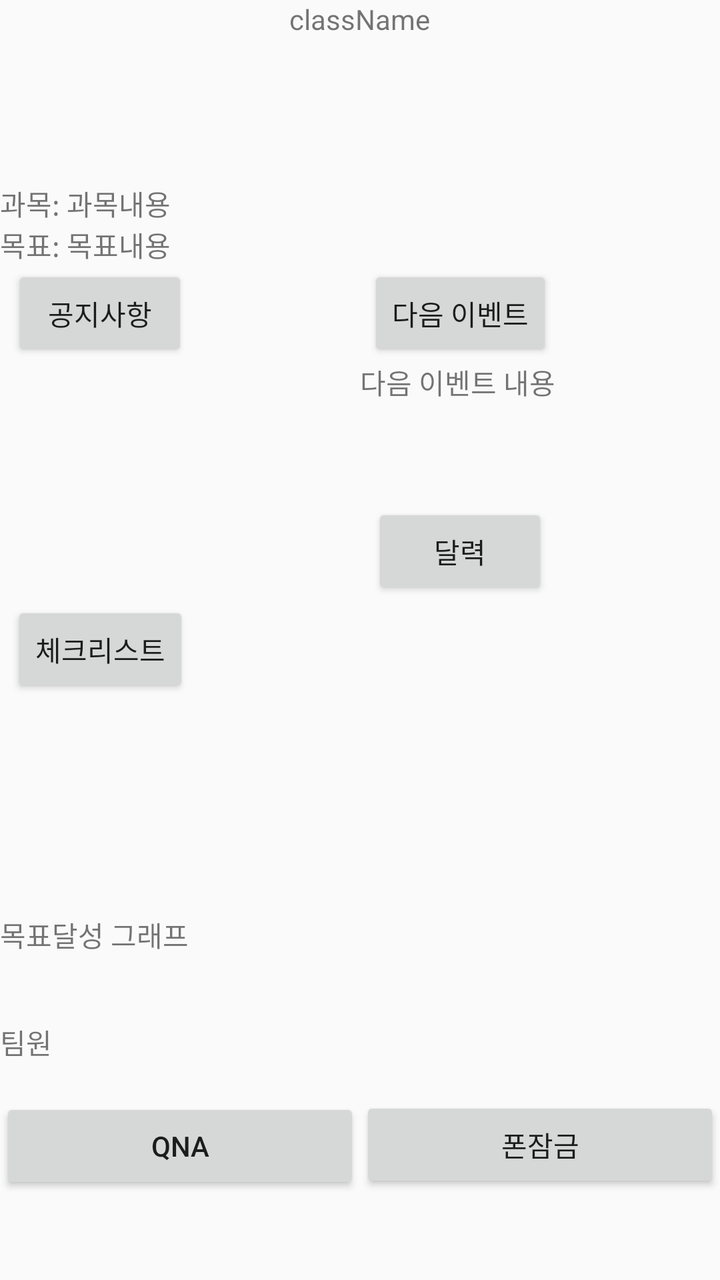
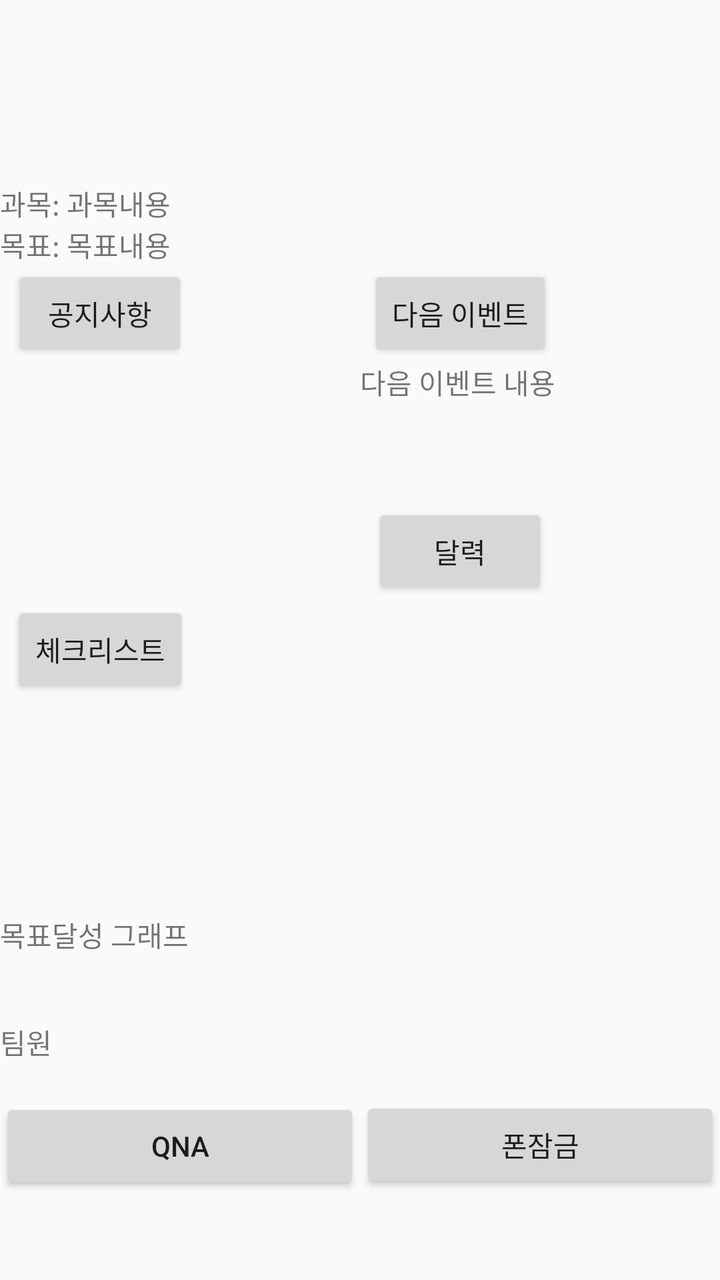

Screens rendered from an Android XML layout before and after an edit, with the pre-edit source and the edit as a unified diff.
<!-- AndroidManifest.xml: application theme AppTheme -->
<!-- res/layout/activity_in_class.xml -->
<?xml version="1.0" encoding="utf-8"?>
<LinearLayout xmlns:android="http://schemas.android.com/apk/res/android"
    android:layout_width="match_parent"
    android:layout_height="match_parent"
    android:orientation="vertical">

    <LinearLayout
        android:layout_weight="1"
        android:layout_width="match_parent"
        android:layout_height="0dp"
        android:orientation="vertical">

        <TextView
            android:layout_width="wrap_content"
            android:layout_height="wrap_content"
            android:id="@+id/InClassName"
            android:text="className"
            android:layout_gravity="center"/>
    </LinearLayout>

    <GridLayout
        android:layout_weight="4"
        android:layout_width="match_parent"
        android:layout_height="0dp"
        android:columnCount="3">

        <TextView
            android:layout_gravity="center"
            android:layout_column="0"
            android:text="과목: "/>
        <TextView
            android:layout_column="1"
            android:layout_columnSpan="2"
            android:text="과목내용"
            android:id="@+id/subject"/>

        <TextView
            android:layout_gravity="center"
            android:layout_column="0"
            android:text="목표: "/>
        <TextView
            android:layout_column="1"
            android:layout_columnSpan="2"
            android:text="목표내용"/>

        <Button
            android:id="@+id/notice"
            android:onClick="btnClick"
            android:layout_gravity="center"
            android:layout_column="0"
            android:layout_columnSpan="2"
            android:layout_rowSpan="1"
            android:text="공지사항"/>

        <Button
            android:id="@+id/nextEvent"
            android:onClick="btnClick"
            android:layout_gravity="center"
            android:layout_columnSpan="1"
            android:layout_rowSpan="1"
            android:text="다음 이벤트"/>

        <ListView
            android:layout_width="100dp"
            android:layout_height="120dp"
            android:layout_gravity="center"
            android:layout_column="0"
            android:layout_columnSpan="2"
            android:layout_rowSpan="2"
            android:text="공지사항내용"/>


        <TextView
            android:layout_width="100dp"
            android:layout_height="70dp"
            android:layout_gravity="center"
            android:layout_columnSpan="1"
            android:layout_rowSpan="1"
            android:text="다음 이벤트 내용"/>


        <Button
            android:id="@+id/cal"
            android:onClick="btnClick"
            android:layout_gravity="center"
            android:layout_column="2"
            android:layout_columnSpan="1"
            android:layout_rowSpan="1"
            android:text="달력"/>

        <Button
            android:id="@+id/todo"
            android:onClick="btnClick"
            android:layout_gravity="center"
            android:layout_column="0"
            android:layout_columnSpan="2"
            android:layout_rowSpan="1"
            android:text="체크리스트"/>


        <ListView
            android:layout_width="match_parent"
            android:layout_height="165dp"
            android:layout_gravity="center"
            android:layout_column="0"
            android:layout_columnSpan="3"
            android:layout_rowSpan="2"
            android:text="체크리스트 내용"/>


    </GridLayout>

    <LinearLayout
        android:layout_weight="1"
        android:layout_width="match_parent"
        android:layout_height="0dp"
        android:orientation="vertical">

        <TextView
            android:layout_width="match_parent"
            android:layout_height="0dp"
            android:layout_weight="1"
            android:text="목표달성 그래프"/>

        <TextView
            android:layout_width="match_parent"
            android:layout_height="0dp"
            android:layout_weight="0.7"
            android:text="팀원"/>


    </LinearLayout>

    <LinearLayout
        android:layout_width="match_parent"
        android:layout_height="0dp"
        android:layout_weight="1"
        android:orientation="horizontal">

        <Button
            android:id="@+id/qna"
            android:onClick="btnClick"
            android:layout_width="0dp"
            android:layout_height="wrap_content"
            android:layout_weight="1"
            android:text="QnA"/>

        <Button
            android:onClick="btnClick"
            android:layout_width="0dp"
            android:layout_height="wrap_content"
            android:layout_weight="1"
            android:text="폰잠금"/>

    </LinearLayout>

</LinearLayout>
<!-- resources referenced by this layout -->
<resources>
  <style name="AppTheme" parent="Theme.AppCompat.Light.DarkActionBar">
          
          <item name="colorPrimary">@color/colorPrimary</item>
          <item name="colorPrimaryDark">@color/colorPrimaryDark</item>
          <item name="colorAccent">@color/colorAccent</item>
      </style>
  <color name="colorPrimary">#A4A28D</color>
  <color name="colorPrimaryDark">#FFFFFF</color>
  <color name="colorAccent">#03DAC5</color>
</resources>

<!-- the commit's change to res/layout/activity_in_class.xml (unified diff, before → after) -->
@@ -14,7 +14,6 @@
             android:layout_width="wrap_content"
             android:layout_height="wrap_content"
             android:id="@+id/InClassName"
-            android:text="className"
             android:layout_gravity="center"/>
     </LinearLayout>
 
